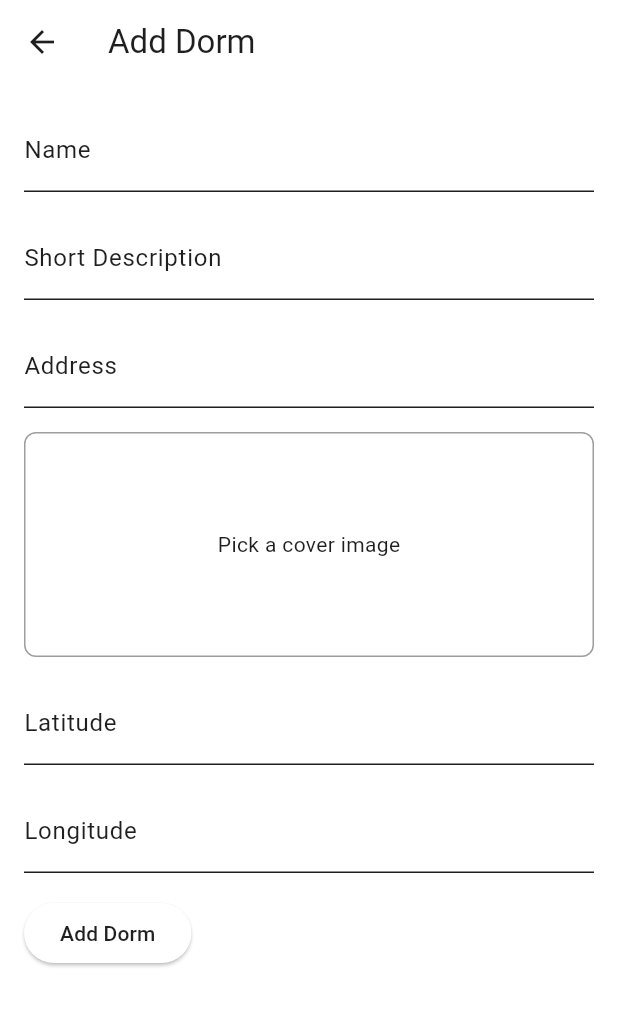
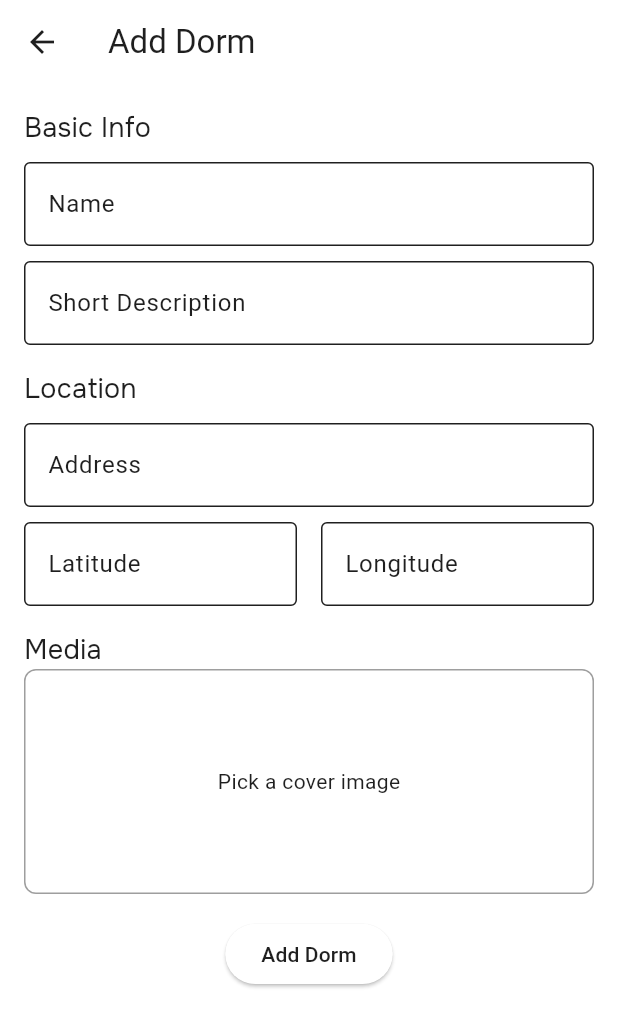
Before and after one commit to CSEN196Lab-S2025/senior-design-project-42_ceak_bronconest, a Flutter app: the AddDormPage screen opened directly, on a phone screen of 412 x 824 dp. Shown: the top 1027 px of the screen. Run offline on Flutter 3.47's test engine with Material 3 defaults, Android fonts, the phone set to English and light mode, and no system bars; our stand-ins replace cached_network_image, cloud_firestore, firebase_auth, firebase_core, firebase_storage, google_fonts and 4 more; accounts and stored records are empty; generated files the repository leaves out were written again.

Commit message:
Styled add/edit dorm pages

```diff
--- a/bronconest_app/lib/pages/add_dorm_page.dart
+++ b/bronconest_app/lib/pages/add_dorm_page.dart
@@ -5,6 +5,7 @@ import 'package:cloud_firestore/cloud_firestore.dart';
 import 'package:firebase_storage/firebase_storage.dart';
 import 'package:bronconest_app/models/dorm.dart';
 import 'package:bronconest_app/globals.dart';
+import 'package:bronconest_app/styles.dart';
 
 class AddDormPage extends StatefulWidget {
   const AddDormPage({super.key});
@@ -154,27 +155,66 @@ class _AddDormPageState extends State<AddDormPage> {
         padding: const EdgeInsets.all(16.0),
         child: SingleChildScrollView(
           child: Column(
+            // spacing: 5.0,
             crossAxisAlignment: CrossAxisAlignment.start,
             children: [
+              Text('Basic Info', style: Styles.mediumTextStyle),
+              const SizedBox(height: 10),
               TextField(
                 controller: _nameController,
-                decoration: const InputDecoration(labelText: 'Name'),
+                decoration: InputDecoration(
+                  labelText: 'Name',
+                  border: OutlineInputBorder(),
+                ),
               ),
-              const SizedBox(height: 16),
+              const SizedBox(height: 10),
               TextField(
                 controller: _shortDescriptionController,
                 decoration: const InputDecoration(
                   labelText: 'Short Description',
+                  border: OutlineInputBorder(),
                 ),
                 minLines: 1,
                 maxLines: 4,
               ),
               const SizedBox(height: 16),
+              Text('Location', style: Styles.mediumTextStyle),
+              const SizedBox(height: 10),
               TextField(
                 controller: _addressController,
-                decoration: const InputDecoration(labelText: 'Address'),
+                decoration: const InputDecoration(
+                  labelText: 'Address',
+                  border: OutlineInputBorder(),
+                ),
+              ),
+              const SizedBox(height: 10),
+              Row(
+                children: [
+                  Expanded(
+                    child: TextField(
+                      controller: _latController,
+                      decoration: const InputDecoration(
+                        labelText: 'Latitude',
+                        border: OutlineInputBorder(),
+                      ),
+                      keyboardType: TextInputType.number,
+                    ),
+                  ),
+                  const SizedBox(width: 16),
+                  Expanded(
+                    child: TextField(
+                      controller: _longController,
+                      decoration: const InputDecoration(
+                        labelText: 'Longitude',
+                        border: OutlineInputBorder(),
+                      ),
+                      keyboardType: TextInputType.number,
+                    ),
+                  ),
+                ],
               ),
               const SizedBox(height: 16),
+              Text('Media', style: Styles.mediumTextStyle),
               GestureDetector(
                 onTap: _pickImage,
                 child: Container(
@@ -191,24 +231,14 @@ class _AddDormPageState extends State<AddDormPage> {
                 ),
               ),
               const SizedBox(height: 16),
-              TextField(
-                controller: _latController,
-                decoration: const InputDecoration(labelText: 'Latitude'),
-                keyboardType: TextInputType.number,
-              ),
-              const SizedBox(height: 16),
-              TextField(
-                controller: _longController,
-                decoration: const InputDecoration(labelText: 'Longitude'),
-                keyboardType: TextInputType.number,
-              ),
-              const SizedBox(height: 16),
-              ElevatedButton(
-                onPressed: isLoading ? null : _submitDorm,
-                child:
-                    isLoading
-                        ? const CircularProgressIndicator()
-                        : const Text('Add Dorm'),
+              Center(
+                child: ElevatedButton(
+                  onPressed: isLoading ? null : _submitDorm,
+                  child:
+                      isLoading
+                          ? const CircularProgressIndicator()
+                          : const Text('Add Dorm'),
+                ),
               ),
             ],
           ),
--- a/bronconest_app/lib/pages/admin_page.dart
+++ b/bronconest_app/lib/pages/admin_page.dart
@@ -125,10 +125,7 @@ class _AdminPageState extends State<AdminPage> {
   @override
   Widget build(BuildContext context) {
     return Scaffold(
-      appBar: AppBar(
-        backgroundColor: Theme.of(context).colorScheme.inversePrimary,
-        title: const Text('Admin Page'),
-      ),
+      appBar: AppBar(title: const Text('Admin Page')),
       body:
           isLoading
               ? const Center(child: CircularProgressIndicator())
--- a/bronconest_app/lib/pages/explore_dorms_page.dart
+++ b/bronconest_app/lib/pages/explore_dorms_page.dart
@@ -94,10 +94,6 @@ class _ExploreDormsPageState extends State<ExploreDormsPage> {
   @override
   Widget build(BuildContext context) {
     return Scaffold(
-      appBar: AppBar(
-        backgroundColor: Theme.of(context).colorScheme.inversePrimary,
-        title: const Text('Explore Dorms'),
-      ),
       body:
           isLoading
               ? const Center(child: CircularProgressIndicator())
--- a/bronconest_app/lib/pages/explore_houses_page.dart
+++ b/bronconest_app/lib/pages/explore_houses_page.dart
@@ -130,7 +130,6 @@ class _ExploreHousesPageState extends State<ExploreHousesPage> {
   @override
   Widget build(BuildContext context) {
     return Scaffold(
-      appBar: AppBar(title: const Text('Explore Houses')),
       body:
           isLoading
               ? const Center(child: CircularProgressIndicator())
```
Also changed, not shown: bronconest_app/lib/pages/edit_dorm_page.dart (+50 -21 lines).
